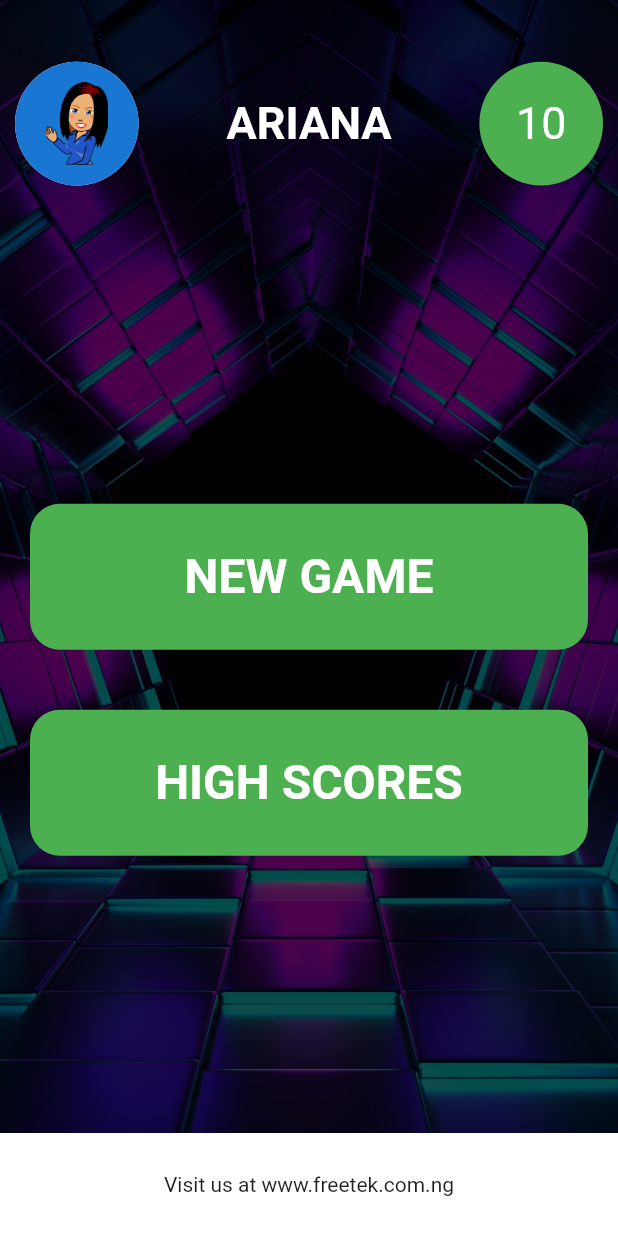
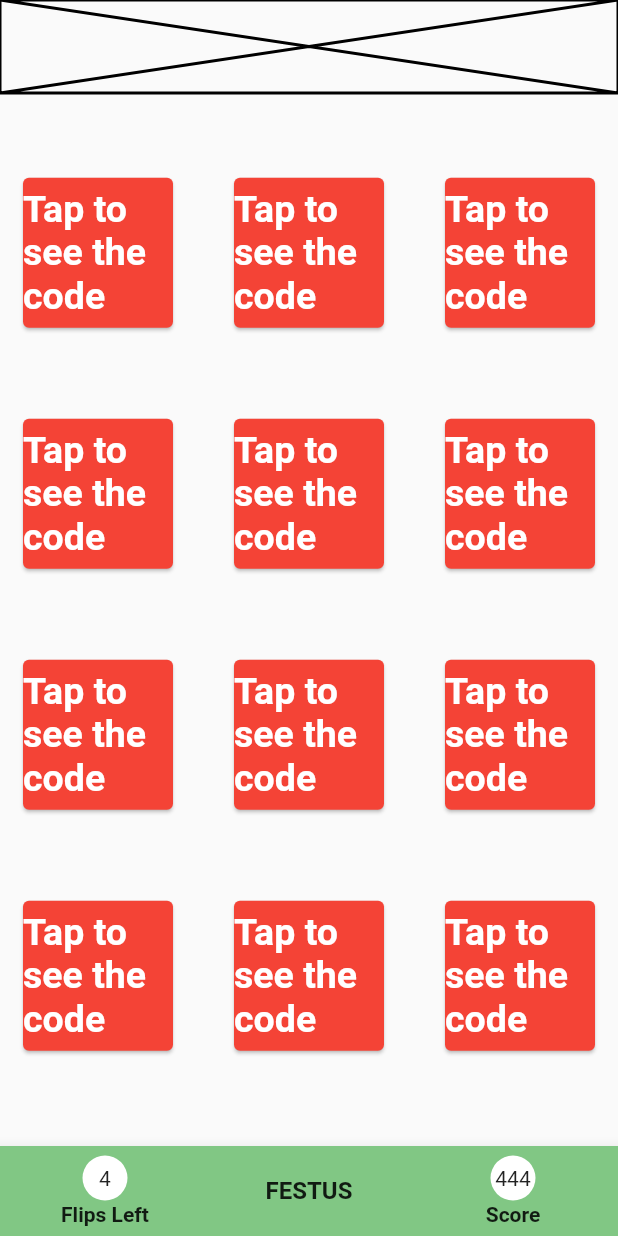
Before and after one commit to Ayobami-00/Flipper, a Flutter app: the screen it shows after launch, on a phone screen of 412 x 824 dp. Run offline on Flutter 3.47's test engine with Material 2 defaults, Android fonts, the phone set to English and light mode, and no system bars.

Commit message:
started work on the games room page

```diff
--- a/flipper_app/lib/main.dart
+++ b/flipper_app/lib/main.dart
@@ -1,4 +1,5 @@
-import 'package:flipper_app/ui/pages/home.dart';
+import 'package:flipper_app/ui/pages/game.dart';
+import 'package:flipper_app/ui/widgets/loading.dart';
 import 'package:flutter/material.dart';
 
 void main() {
@@ -16,7 +17,7 @@ class MyApp extends StatelessWidget {
 
         visualDensity: VisualDensity.adaptivePlatformDensity,
       ),
-      home: HomePage(),
+      home: Loading(),
     );
   }
 }
--- /dev/null
+++ b/flipper_app/lib/ui/pages/game.dart
@@ -0,0 +1,99 @@
+import 'package:flutter/material.dart';
+import 'package:flipper_app/ui/widgets/flipper.dart';
+
+class GameRoom extends StatefulWidget {
+  @override
+  _GameRoomState createState() => _GameRoomState();
+}
+
+class _GameRoomState extends State<GameRoom> {
+  @override
+  Widget build(BuildContext context) {
+    double appHeight = MediaQuery.of(context).size.height;
+    double appWidth = MediaQuery.of(context).size.width;
+    return Scaffold(
+      body: SafeArea(
+        child: Column(
+          children: <Widget>[
+            Expanded(
+              flex: 1,
+              child: Container(child: Placeholder(color: Colors.black)),
+            ),
+            SizedBox(height: appHeight / 20),
+            Expanded(
+              flex: 10,
+              child: Container(
+                  child: GridView.builder(
+                      itemCount: 12,
+                      gridDelegate: SliverGridDelegateWithFixedCrossAxisCount(
+                          crossAxisCount: 3,
+                          mainAxisSpacing: 30.0,
+                          crossAxisSpacing: 10.0
+                          ),
+                      itemBuilder: (BuildContext context, int index) {
+                        return FlipperWidget();
+                      })),
+            ),
+            SizedBox(height: appHeight / 20),
+          ],
+        ),
+      ),
+      bottomNavigationBar: BottomAppBar(
+          child: Container(
+        color: Colors.green[300],
+        padding: EdgeInsets.symmetric(horizontal: 2, vertical: 5.0),
+        height: 60,
+        child: Row(
+          crossAxisAlignment: CrossAxisAlignment.center,
+          mainAxisAlignment: MainAxisAlignment.spaceEvenly,
+          children: <Widget>[
+            Expanded(
+              child: Column(
+                mainAxisAlignment: MainAxisAlignment.spaceEvenly,
+                children: <Widget>[
+                  Container(
+                      height: 30.0,
+                      width: 30.0,
+                      decoration: BoxDecoration(
+                          shape: BoxShape.circle, color: Colors.white),
+                      child: Center(child: Text('4'))),
+                  Text("Flips Left",
+                      style: TextStyle(
+                        fontWeight: FontWeight.bold,
+                      ))
+                ],
+              ),
+            ),
+            Expanded(
+              child: Column(
+                mainAxisAlignment: MainAxisAlignment.spaceEvenly,
+                children: <Widget>[
+                  Text("FESTUS",
+                      style: TextStyle(
+                          fontWeight: FontWeight.bold, fontSize: 16.0))
+                ],
+              ),
+            ),
+            Expanded(
+              child: Column(
+                mainAxisAlignment: MainAxisAlignment.spaceEvenly,
+                children: <Widget>[
+                  Container(
+                      height: 30.0,
+                      width: 30.0,
+                      decoration: BoxDecoration(
+                          shape: BoxShape.circle, color: Colors.white),
+                      child: Center(child: Text('444'))),
+                  Text("Score",
+                      style: TextStyle(
+                        fontWeight: FontWeight.bold,
+                      ))
+                ],
+              ),
+            ),
+          ],
+        ),
+      )),
+    );
+  }
+}
--- a/flipper_app/lib/ui/pages/home.dart
+++ b/flipper_app/lib/ui/pages/home.dart
@@ -22,7 +22,7 @@ class _HomePageState extends State<HomePage> {
                 decoration: BoxDecoration(
                   image: DecorationImage(
                       image: AssetImage(
-                        "images/cube-3324923.jpg",
+                        "assets/images/cube-3324923.jpg",
                       ),
                       fit: BoxFit.cover,
                       colorFilter: ColorFilter.mode(
@@ -51,7 +51,7 @@ class _HomePageState extends State<HomePage> {
                                     child: CircleAvatar(
                                       foregroundColor: Colors.white,
                                       child: Image.asset(
-                                        "images/woman-159169.png",
+                                        "assets/images/woman-159169.png",
                                         fit: BoxFit.cover,
                                         height: app_height / 15,
                                         width: app_width / 10,
--- /dev/null
+++ b/flipper_app/lib/ui/widgets/flipper.dart
@@ -0,0 +1,109 @@
+import 'dart:math';
+
+import 'package:flutter/material.dart';
+
+class FlipperWidget extends StatefulWidget {
+  @override
+  _FlipperWidgetState createState() => _FlipperWidgetState();
+}
+
+class _FlipperWidgetState extends State<FlipperWidget>
+    with SingleTickerProviderStateMixin {
+  bool reversed = false;
+  Animation<double> _animation;
+  AnimationController _animationController;
+
+  @override
+  void initState() {
+    super.initState();
+    _animationController =
+        AnimationController(vsync: this, duration: Duration(milliseconds: 500 ));
+
+    _animation = TweenSequence([
+      TweenSequenceItem(tween: Tween(begin: 0.0, end: -pi / 2), weight: 0.5),
+      TweenSequenceItem(tween: Tween(begin: pi / 2, end: 0.0), weight: 0.5)
+    ]).animate(_animationController);
+  }
+
+  _doAnim() {
+    if (!mounted) return;
+    if (reversed) {
+      _animationController.reverse();
+      reversed = false;
+    } else {
+      _animationController.forward();
+      reversed = true;
+    }
+  }
+
+  @override
+  Widget build(BuildContext context) {
+    return Scaffold(
+      body: Center(
+        child: AnimatedBuilder(
+          animation: _animation,
+          builder: (context, child) => Transform(
+                alignment: Alignment.center,
+                transform: Matrix4.identity()
+                  ..setEntry(3, 2, 0.001)
+                  ..rotateY(_animation.value),
+                child: GestureDetector(
+                  onTap: _doAnim,
+                  child: IndexedStack(
+                    children: <Widget>[CardOne(), CardTwo()],
+                    alignment: Alignment.center,
+                    index: _animationController.value < 0.5 ? 0 : 1,
+                  ),
+                ),
+              ),
+        ),
+      ),
+    );
+  }
+}
+
+class CardOne extends StatelessWidget {
+  @override
+  Widget build(BuildContext context) {
+    return Card(
+      color: Colors.red,
+      child: Container(
+        width: 100,
+        height: 100,
+        child: Center(
+          child: Text(
+            "Tap to see the code",
+            style: TextStyle(
+              color: Colors.white,
+              fontWeight: FontWeight.bold,
+              fontSize: 25.0,
+            ),
+          ),
+        ),
+      ),
+    );
+  }
+}
+
+class CardTwo extends StatelessWidget {
+  @override
+  Widget build(BuildContext context) {
+    return Card(
+      color: Colors.black,
+      child: Container(
+        width: 100,
+        height: 100,
+        child: Center(
+          child: Text(
+            "356789",
+            style: TextStyle(
+              color: Colors.white,
+              fontWeight: FontWeight.bold,
+              fontSize: 35.0,
+            ),
+          ),
+        ),
+      ),
+    );
+  }
+}
--- /dev/null
+++ b/flipper_app/lib/ui/widgets/loading.dart
@@ -0,0 +1,24 @@
+import 'package:flipper_app/ui/pages/game.dart';
+import 'package:flutter/material.dart';
+
+class Loading extends StatefulWidget {
+  @override
+  _LoadingState createState() => _LoadingState();
+}
+
+class _LoadingState extends State<Loading> with SingleTickerProviderStateMixin {
+  @override
+  Widget build(BuildContext context) {
+    Future.delayed(const Duration(seconds: 5), () {
+      Navigator.pushReplacement(
+          context, MaterialPageRoute(builder: (context) => GameRoom()));
+    });
+    return Scaffold(
+      body: Center(
+          child: CircularProgressIndicator(
+        backgroundColor: Colors.transparent,
+        valueColor: AlwaysStoppedAnimation<Color>(Colors.deepPurple),
+      )),
+    );
+  }
+}
```
Also changed, not shown: flipper_app/pubspec.yaml (+6 -1 lines), flipper_app/assets/images/avatar-1606916.png (renamed from flipper_app/images/avatar-1606916.png), flipper_app/assets/images/cube-3324923.jpg (renamed from flipper_app/images/cube-3324923.jpg), flipper_app/assets/images/woman-159169.png (renamed from flipper_app/images/woman-159169.png), flipper_app/lib/ui/pages/cards.dart (added), 1 other file.
